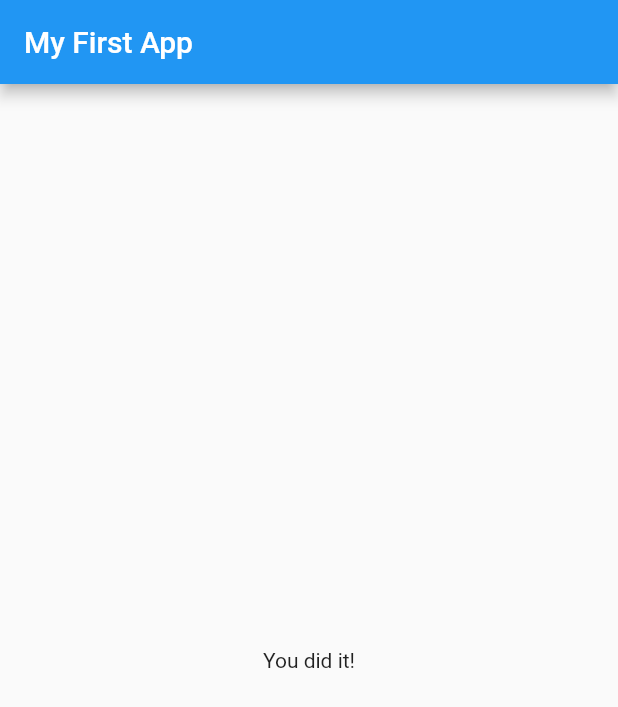
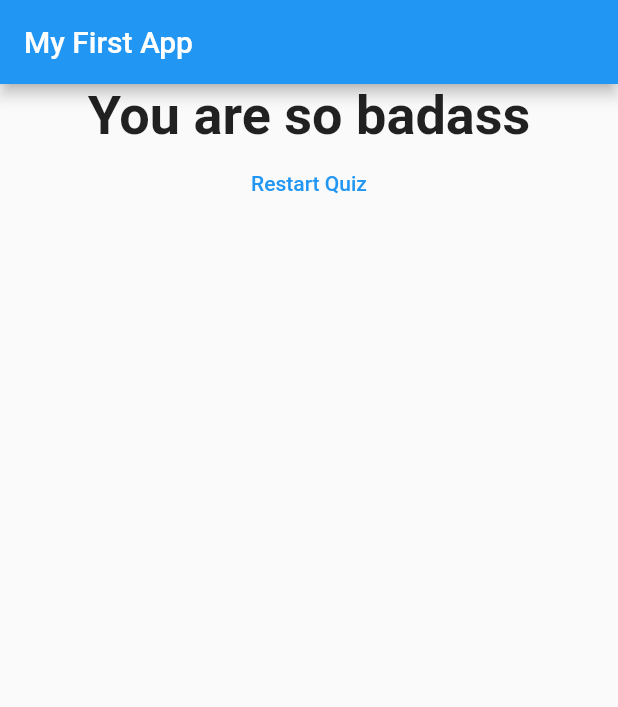
Before and after one commit to TeaNose/flutter-with-udemy, a Flutter app: the screen it shows after launch, after a tap on "Black", after a tap on "Tiger", after a tap on "Keanu Reeves", on a phone screen of 412 x 824 dp. Shown: the top 707 px of the screen. Run offline on Flutter 3.47's test engine with Material 2 defaults, Android fonts, the phone set to English and light mode, and no system bars.

Commit message:
52 - Resetting the Quiz

```diff
--- a/lib/main.dart
+++ b/lib/main.dart
@@ -1,7 +1,7 @@
 import 'package:flutter/material.dart';
 
-import './question.dart';
-import './answer.dart';
+import './quiz.dart';
+import './result.dart';
 
 // void main() {
 //   runApp(MyApp());
@@ -18,55 +18,72 @@ class MyApp extends StatefulWidget {
 }
 
 class _MyAppState extends State<MyApp> {
+  final _questions = const [
+    {
+      'questionText': 'What\'s your favorite color?',
+      'answers': [
+        {'text': 'Black', 'score': 10},
+        {'text': 'Red', 'score': 5},
+        {'text': 'Blue', 'score': 3},
+        {'text': 'White', 'score': 1},
+      ],
+    },
+    {
+      'questionText': 'What\'s your favorite animal?',
+      'answers': [
+        {'text': 'Lion', 'score': 10},
+        {'text': 'Tiger', 'score': 5},
+        {'text': 'Rabbit', 'score': 3},
+        {'text': 'Dog', 'score': 1},
+      ],
+    },
+    {
+      'questionText': 'What\'s your favorite actor?',
+      'answers': [
+        {'text': 'Jason Mamoa', 'score': 10},
+        {'text': 'Henry Cavill', 'score': 5},
+        {'text': 'Keanu Reeves', 'score': 3},
+        {'text': 'Chris Evans', 'score': 1},
+      ],
+    },
+  ];
   var _questionIndex = 0;
+  var _totalScore = 0;
 
-  void _answerQuestion() {
+  void _resetQuiz() {
+    setState(() {
+      _questionIndex = 0;
+      _totalScore = 0;
+    });
+  }
+
+  void _answerQuestion(int score) {
+    _totalScore += score;
     setState(() {
       _questionIndex = _questionIndex + 1;
     });
+    print(_questionIndex);
+    if (_questionIndex < _questions.length) {
+      print('We have more questions!');
+    } else {
+      print('No more questions');
+    }
   }
 
   @override
   Widget build(BuildContext context) {
-    var questions = [
-      {
-        'questionText': 'What\'s your favorite color?',
-        'answers': ['Black', 'Red', 'Blue', 'White'],
-      },
-      {
-        'questionText': 'What\'s your favorite animal?',
-        'answers': ['Lion', 'Tiger', 'Rabbit', 'Dog'],
-      },
-      {
-        'questionText': 'What\'s your favorite actor?',
-        'answers': [
-          'Jason Mamoa',
-          'Henry Cavil',
-          'Keanu Reeves',
-          'Chris Evans'
-        ],
-      },
-    ];
     return MaterialApp(
       home: Scaffold(
         appBar: AppBar(
           title: Text('My First App'),
         ),
-        body: _questionIndex < questions.length
-            ? Column(
-                children: [
-                  Question(
-                    questions[_questionIndex]['questionText'],
-                  ),
-                  ...(questions[_questionIndex]['answers'] as List<String>)
-                      .map((answer) {
-                    return Answer(_answerQuestion, answer);
-                  }).toList()
-                ],
+        body: _questionIndex < _questions.length
+            ? Quiz(
+                answerQuestion: _answerQuestion,
+                questionIndex: _questionIndex,
+                questions: _questions,
               )
-            : Center(
-                child: Text('You did it!'),
-              ),
+            : Result(_totalScore, _resetQuiz),
       ),
     );
   }
--- /dev/null
+++ b/lib/quiz.dart
@@ -0,0 +1,29 @@
+import 'package:flutter/material.dart';
+import './question.dart';
+import './answer.dart';
+
+class Quiz extends StatelessWidget {
+  final List<Map<String, Object>> questions;
+  final int questionIndex;
+  final Function answerQuestion;
+
+  Quiz({
+    @required this.questions,
+    @required this.answerQuestion,
+    @required this.questionIndex,
+  });
+
+  @override
+  Widget build(BuildContext context) {
+    return Column(
+      children: [
+        Question(
+          questions[questionIndex]['questionText'],
+        ),
+        ...(questions[questionIndex]['answers'] as List<Map<String, Object>>).map((answer) {
+          return Answer(() => answerQuestion(answer['score']), answer['text']);
+        }).toList()
+      ],
+    );
+  }
+}
--- /dev/null
+++ b/lib/result.dart
@@ -0,0 +1,42 @@
+import 'package:flutter/material.dart';
+
+class Result extends StatelessWidget {
+  final int resultScore;
+  final Function resetHandler;
+
+  Result(this.resultScore, this.resetHandler);
+
+  String get resultPhrase {
+    String resultText;
+    if (resultScore <= 8) {
+      resultText = 'You are awesome';
+    } else if (resultScore <= 12) {
+      resultText = 'Pretty likeable';
+    } else if (resultScore <= 16) {
+      resultText = 'You are ... strange?!';
+    } else {
+      resultText = 'You are so badass';
+    }
+    return resultText;
+  }
+
+  @override
+  Widget build(BuildContext context) {
+    return Center(
+      child: Column(
+        children: <Widget>[
+          Text(
+            resultPhrase,
+            style: TextStyle(fontSize: 36, fontWeight: FontWeight.bold),
+            textAlign: TextAlign.center,
+          ),
+          FlatButton(
+            child: Text('Restart Quiz'),
+            onPressed: resetHandler,
+            textColor: Colors.blue,
+          )
+        ],
+      ),
+    );
+  }
+}
```
